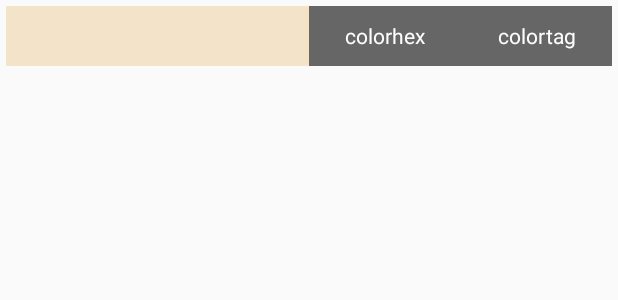
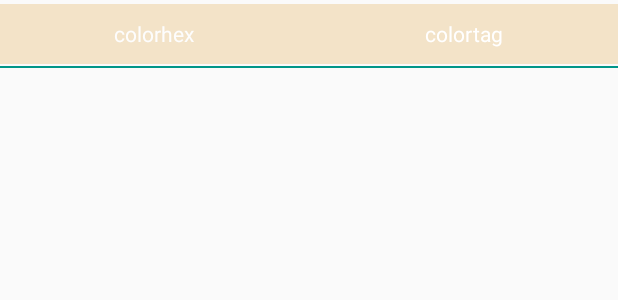
Before and after one commit to Wtier330/MyAssistant, an Android app: the layout color_list.xml on its own in the app's theme, with its tools: preview values and no code run, on a phone screen of 412 x 824 dp. Shown: the top 300 px of the screen. Run offline under Robolectric (Android 15) with nearby library versions, the phone set to English and light mode, and no system bars.

```diff
--- a/app/src/main/res/layout/artistpalett_collection_fragment.xml
+++ b/app/src/main/res/layout/artistpalett_collection_fragment.xml
@@ -98,7 +98,10 @@
                 android:id="@+id/rl_artistpalett_collection_list"
                 android:layout_width="match_parent"
                 android:layout_height="match_parent"
-                android:layout_margin="10dp" />
+                android:layout_marginTop="2dp"
+                android:layout_marginLeft="10dp"
+                android:layout_marginRight="10dp"
+                android:layout_marginBottom="10dp" />
         </LinearLayout>
     </androidx.cardview.widget.CardView>
 
--- a/app/src/main/res/layout/color_list.xml
+++ b/app/src/main/res/layout/color_list.xml
@@ -1,25 +1,28 @@
 <?xml version="1.0" encoding="utf-8"?>
 <LinearLayout xmlns:android="http://schemas.android.com/apk/res/android"
     android:layout_width="match_parent"
-    android:layout_height="50dp"
-    android:orientation="horizontal"
-    android:paddingLeft="4dp"
-    android:paddingTop="4dp"
-    android:paddingRight="4dp"
-    android:paddingBottom="4dp">
+    android:layout_height="wrap_content"
+    android:orientation="vertical"
+    android:paddingTop="1dp"
+    android:paddingBottom="2dp">
+
+    <FrameLayout
+        android:layout_marginTop="1dp"
+        android:layout_width="match_parent"
+        android:layout_height="wrap_content"
+        android:orientation="horizontal">
 
         <View
             android:id="@+id/color_view"
             android:layout_width="match_parent"
             android:layout_height="40dp"
-            android:layout_weight="1"
+            android:layout_weight="2"
             android:background="#f3e3c8" />
 
         <LinearLayout
             android:layout_width="match_parent"
             android:layout_height="40dp"
-            android:background="#666666"
-            android:layout_weight="1"
+            android:layout_weight="3"
             android:orientation="horizontal">
 
             <TextView
@@ -28,9 +31,9 @@
                 android:layout_height="40dp"
                 android:layout_gravity="center"
                 android:layout_weight="1"
-                android:textColor="#fdfdfd"
                 android:gravity="center"
-                android:text="colorhex" />
+                android:text="colorhex"
+                android:textColor="#fdfdfd" />
 
             <TextView
                 android:id="@+id/tv_color_colorTag"
@@ -38,9 +41,17 @@
                 android:layout_height="40dp"
                 android:layout_gravity="center"
                 android:layout_weight="1"
-                android:textColor="#fdfdfd"
                 android:gravity="center"
-                android:text="colortag" />
+                android:text="colortag"
+                android:textColor="#FFFFFF" />
+
 
         </LinearLayout>
+
+    </FrameLayout>
+    <View
+        android:layout_marginTop="1dp"
+        android:layout_width="match_parent"
+        android:layout_height="1dp"
+        android:background="@color/colorAccent"/>
 </LinearLayout>
```
Also changed, not shown: app/src/main/java/com/example/myapplication/adapter/ArtistAdapter.java (+32 -3 lines), app/src/main/java/com/example/myapplication/database/ArtistPalettSqilteHelper.java (+9 -1 lines), app/src/main/java/com/example/myapplication/utils/ViewUtil.java (+15 -0 lines).
